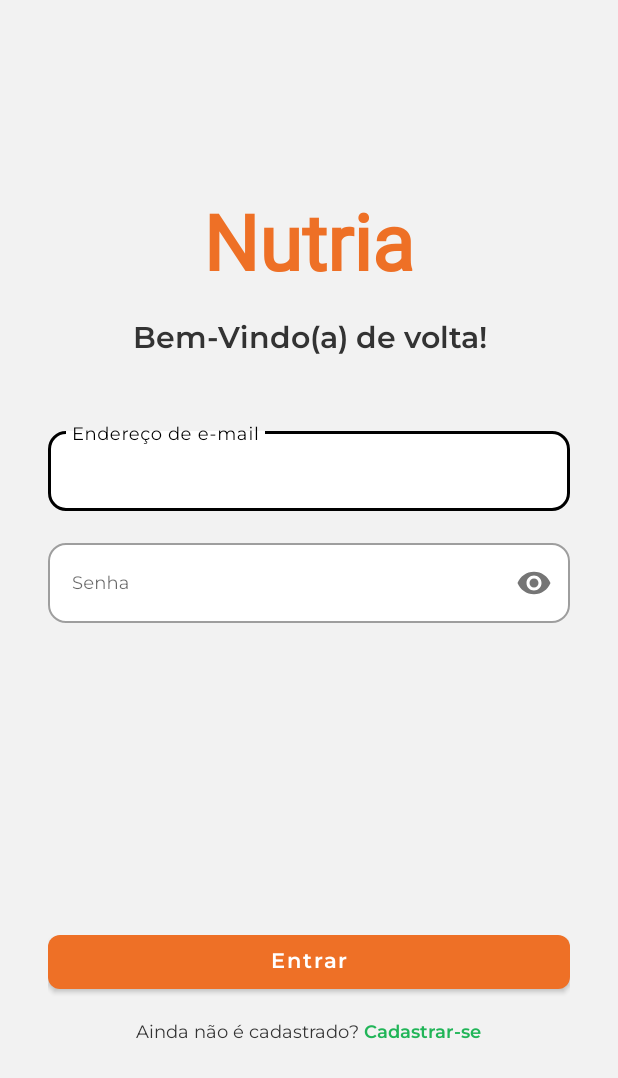
After one commit to Nutria-Oficial/Mobile-Nutria, an Android app: the LoginActivity screen opened directly, with no data from a screen before it, on a phone screen of 412 x 824 dp. The commit adds this screen. Shown: the top 1078 px of the screen. Run offline under Robolectric (Android 15) with nearby library versions, the phone set to English and light mode, and no system bars; our stand-ins replace Firebase (no records; nobody signed in at launch, a user with empty details on screens opened directly).

Commit message:
feat: adicionar tela de login funcional

```diff
--- a/app/src/main/AndroidManifest.xml
+++ b/app/src/main/AndroidManifest.xml
@@ -27,6 +27,10 @@
             android:name=".MainActivity"
             android:exported="false"
             android:label="@string/app_name" />
+        <activity
+            android:name=".ui.Login.LoginActivity"
+            android:exported="false"
+            android:label="@string/app_name" />
 
         <meta-data
             android:name="preloaded_fonts"
--- a/app/src/main/java/com/bea/nutria/ui/Cadastro/CadastroActivity.java
+++ b/app/src/main/java/com/bea/nutria/ui/Cadastro/CadastroActivity.java
@@ -2,12 +2,14 @@ package com.bea.nutria.ui.Cadastro;
 
 import android.content.Intent;
 import android.os.Bundle;
+import android.widget.TextView;
 import android.widget.Toast;
 
 import androidx.appcompat.app.AppCompatActivity;
 
 import com.bea.nutria.MainActivity;
 import com.bea.nutria.R;
+import com.bea.nutria.ui.Login.LoginActivity;
 import com.google.android.material.button.MaterialButton;
 import com.google.android.material.textfield.TextInputEditText;
 import com.google.firebase.FirebaseApp;
@@ -35,6 +37,12 @@ public class CadastroActivity extends AppCompatActivity {
         editTelefone = findViewById(R.id.edit_telefone);
         editEmpresa = findViewById(R.id.edit_empresa);
         btnCadastrar = findViewById(R.id.btn_cadastrar);
+
+        TextView btnEntrar = findViewById(R.id.btn_entrar);
+        btnEntrar.setOnClickListener(v -> {
+            Intent intent = new Intent(CadastroActivity.this, LoginActivity.class);
+            startActivity(intent);
+        });
 
         btnCadastrar.setOnClickListener(v -> {
             cadastrar();
--- /dev/null
+++ b/app/src/main/java/com/bea/nutria/ui/Login/LoginActivity.java
@@ -0,0 +1,88 @@
+package com.bea.nutria.ui.Login;
+
+import android.content.Intent;
+import android.os.Bundle;
+import android.widget.TextView;
+import android.widget.Toast;
+
+import androidx.appcompat.app.AppCompatActivity;
+
+import com.bea.nutria.MainActivity;
+import com.bea.nutria.R;
+import com.bea.nutria.ui.Cadastro.CadastroActivity;
+import com.google.android.material.button.MaterialButton;
+import com.google.android.material.textfield.TextInputEditText;
+import com.google.firebase.FirebaseApp;
+import com.google.firebase.firestore.DocumentSnapshot;
+import com.google.firebase.firestore.FirebaseFirestore;
+import com.google.firebase.firestore.QueryDocumentSnapshot;
+
+public class LoginActivity extends AppCompatActivity {
+
+    private TextInputEditText editEmail, editSenha;
+    private MaterialButton btnEntrar;
+    private FirebaseFirestore db;
+
+    @Override
+    protected void onCreate(Bundle savedInstanceState) {
+        super.onCreate(savedInstanceState);
+        setContentView(R.layout.activity_login);
+
+        FirebaseApp.initializeApp(this);
+        db = FirebaseFirestore.getInstance();
+
+        editEmail = findViewById(R.id.edit_email);
+        editSenha = findViewById(R.id.edit_senha);
+        btnEntrar = findViewById(R.id.btn_entrar);
+
+        TextView btnCadastrarSe = findViewById(R.id.btn_cadastrar_se);
+        btnCadastrarSe.setOnClickListener(v -> {
+            Intent intent = new Intent(LoginActivity.this, CadastroActivity.class);
+            startActivity(intent);
+        });
+
+        btnEntrar.setOnClickListener(v -> {
+            fazerLogin();
+        });
+    }
+
+    private void fazerLogin() {
+        String email = getText(editEmail);
+        String senha = getText(editSenha);
+
+        if (email.isEmpty() || senha.isEmpty()) {
+            Toast.makeText(this, "Preencha e-mail e senha", Toast.LENGTH_SHORT).show();
+            return;
+        }
+
+        // Busca o usuário
+        db.collection("perfil")
+                .whereEqualTo("email", email)
+                .whereEqualTo("senha", senha)
+                .get()
+                .addOnSuccessListener(querySnapshot -> {
+                    if (!querySnapshot.isEmpty()) {
+                        DocumentSnapshot doc = querySnapshot.getDocuments().get(0);
+                        String nome = doc.getString("nome");
+                        Toast.makeText(this, "Bem-vindo(a), " + nome + "!", Toast.LENGTH_SHORT).show();
+                        Intent intent = new Intent(LoginActivity.this, MainActivity.class);
+                        startActivity(intent);
+                        finish();
+                    } else {
+                        Toast.makeText(this, "E-mail ou senha incorretos", Toast.LENGTH_SHORT).show();
+                    }
+
+                })
+                .addOnFailureListener(e -> {
+                    Toast.makeText(this, "Erro: " + e.getMessage(), Toast.LENGTH_SHORT).show();
+                });
+    }
+
+    private String getText(TextInputEditText input) {
+        String valor = "";
+        if (input != null && input.getText() != null) {
+            valor = input.getText().toString().trim();
+        }
+        return valor;
+    }
+}
--- /dev/null
+++ b/app/src/main/res/layout/activity_login.xml
@@ -0,0 +1,120 @@
+<?xml version="1.0" encoding="utf-8"?>
+<LinearLayout xmlns:android="http://schemas.android.com/apk/res/android"
+    xmlns:app="http://schemas.android.com/apk/res-auto"
+    android:layout_width="match_parent"
+    android:layout_height="match_parent"
+    android:background="#F2F2F2"
+    android:gravity="center"
+    android:orientation="vertical"
+    android:padding="32dp">
+
+    <TextView
+        android:id="@+id/logo_nutria"
+        android:layout_width="wrap_content"
+        android:layout_height="wrap_content"
+        android:layout_marginTop="0dp"
+        android:layout_marginBottom="15dp"
+        android:fontFamily="@font/kodchasan_semibold"
+        android:text="Nutria"
+        android:textColor="#EE7026"
+        android:textSize="52sp"
+        android:textStyle="bold" />
+
+    <TextView
+        android:layout_width="wrap_content"
+        android:layout_height="wrap_content"
+        android:layout_marginBottom="40dp"
+        android:fontFamily="@font/montserrat_semibold"
+        android:gravity="center"
+        android:text="Bem-Vindo(a) de volta!"
+        android:textColor="#333333"
+        android:textSize="20sp"
+        android:textStyle="bold" />
+
+    <com.google.android.material.textfield.TextInputLayout
+        style="@style/Widget.MaterialComponents.TextInputLayout.OutlinedBox"
+        android:layout_width="match_parent"
+        android:layout_height="wrap_content"
+        android:hint="Endereço de e-mail"
+        app:boxBackgroundColor="@android:color/white"
+        app:boxCornerRadiusBottomEnd="12dp"
+        app:boxCornerRadiusBottomStart="12dp"
+        app:boxCornerRadiusTopEnd="12dp"
+        app:boxCornerRadiusTopStart="12dp"
+        app:boxStrokeWidth="1dp">
+
+        <com.google.android.material.textfield.TextInputEditText
+            android:id="@+id/edit_email"
+            android:layout_width="match_parent"
+            android:layout_height="wrap_content"
+            android:fontFamily="@font/montserrat_regular"
+            android:inputType="textEmailAddress"
+            android:textColor="#333333"
+            android:textSize="12sp" />
+    </com.google.android.material.textfield.TextInputLayout>
+
+    <com.google.android.material.textfield.TextInputLayout
+        style="@style/Widget.MaterialComponents.TextInputLayout.OutlinedBox"
+        android:layout_width="match_parent"
+        android:layout_height="wrap_content"
+        android:layout_marginTop="16dp"
+        android:layout_marginBottom="170dp"
+        android:hint="Senha"
+        app:boxBackgroundColor="@android:color/white"
+        app:boxCornerRadiusBottomEnd="12dp"
+        app:boxCornerRadiusBottomStart="12dp"
+        app:boxCornerRadiusTopEnd="12dp"
+        app:boxCornerRadiusTopStart="12dp"
+        app:boxStrokeWidth="1dp"
+        app:passwordToggleEnabled="true">
+
+        <com.google.android.material.textfield.TextInputEditText
+            android:id="@+id/edit_senha"
+            android:layout_width="match_parent"
+            android:layout_height="wrap_content"
+            android:fontFamily="@font/montserrat_regular"
+            android:inputType="textPassword"
+            android:textColor="#333333"
+            android:textSize="12sp" />
+    </com.google.android.material.textfield.TextInputLayout>
+
+    <com.google.android.material.button.MaterialButton
+        android:id="@+id/btn_entrar"
+        android:layout_width="match_parent"
+        android:layout_height="48dp"
+        android:layout_marginTop="32dp"
+        android:fontFamily="@font/montserrat_semibold"
+        android:text="Entrar"
+        android:textAllCaps="false"
+        android:textColor="#FFFFFF"
+        android:textSize="14sp"
+        android:textStyle="bold"
+        app:backgroundTint="#EE7026"
+        app:cornerRadius="8dp" />
+
+    <LinearLayout
+        android:layout_width="wrap_content"
+        android:layout_height="wrap_content"
+        android:layout_marginTop="14dp"
+        android:orientation="horizontal">
+
+        <TextView
+            android:layout_width="wrap_content"
+            android:layout_height="wrap_content"
+            android:fontFamily="@font/montserrat_regular"
+            android:text="Ainda não é cadastrado?"
+            android:textColor="#333333"
+            android:textSize="12sp" />
+
+        <TextView
+            android:id="@+id/btn_cadastrar_se"
+            android:layout_width="wrap_content"
+            android:layout_height="wrap_content"
+            android:fontFamily="@font/montserrat_semibold"
+            android:text=" Cadastrar-se"
+            android:textColor="#21B558"
+            android:textSize="12sp"
+            android:textStyle="bold" />
+    </LinearLayout>
+
+</LinearLayout>
```
